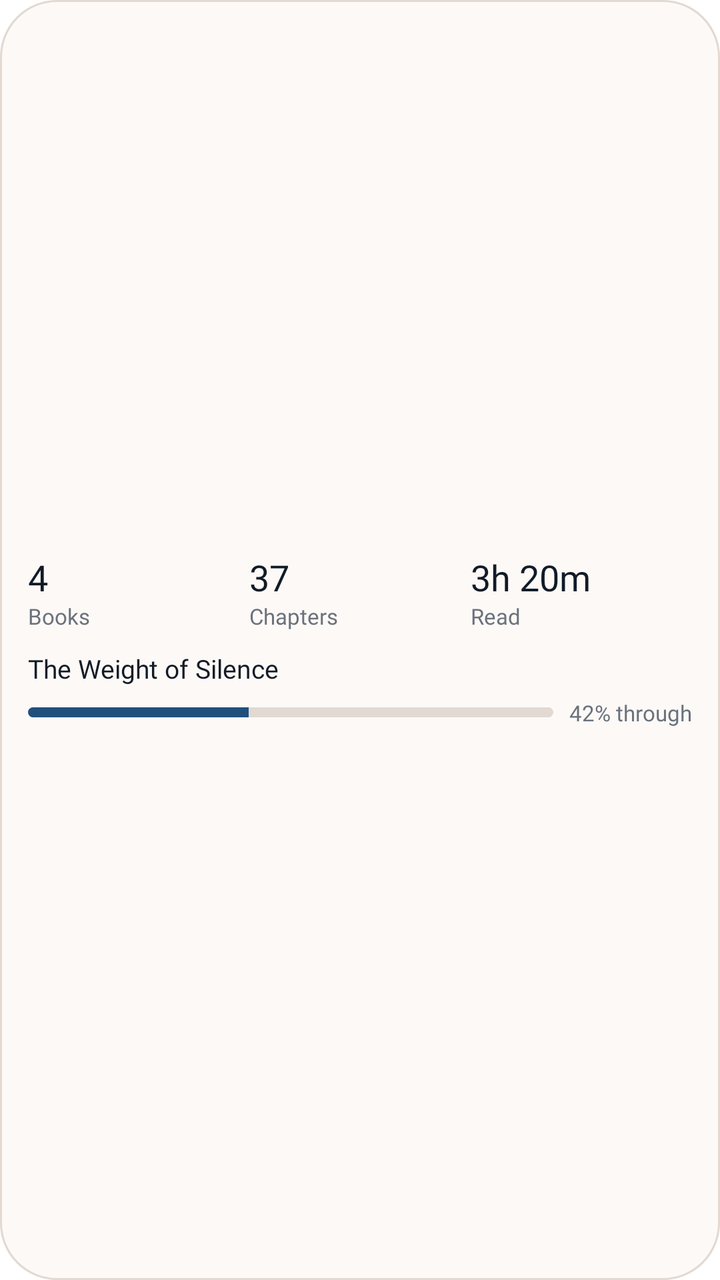
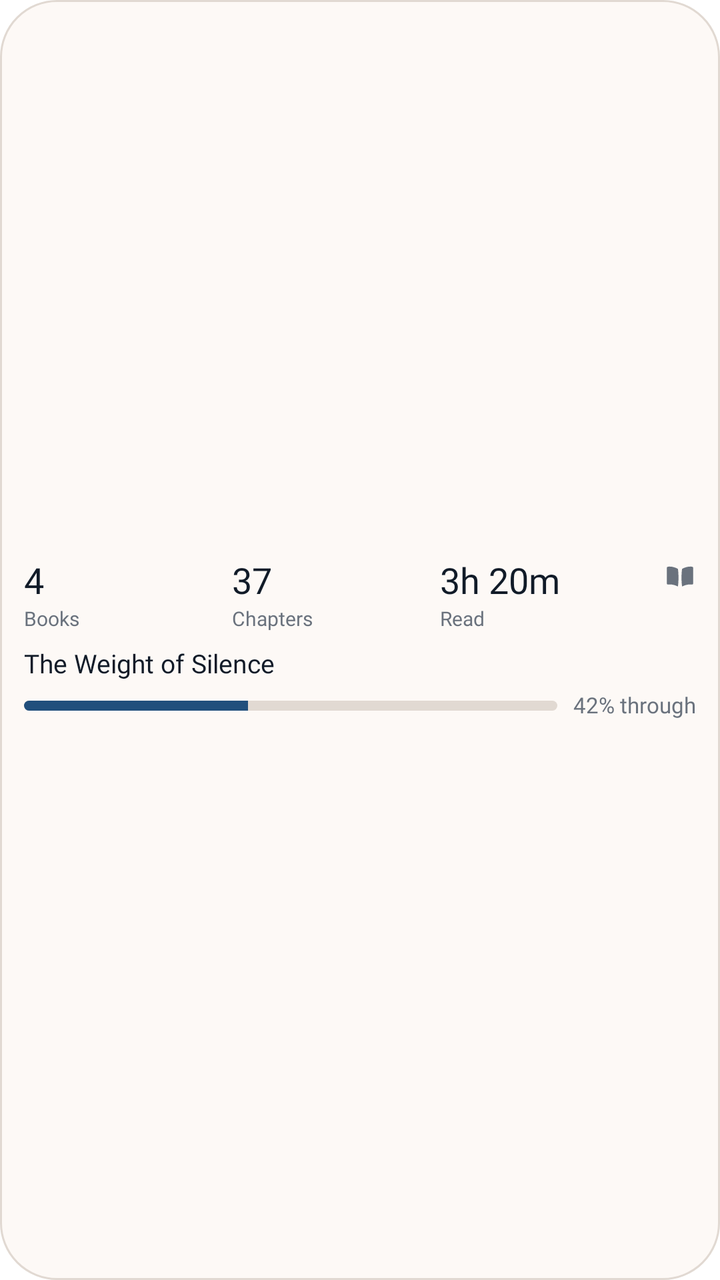

Two renders of the same Android screen: before a commit and after it. Below are the layout's source before the change and the commit's diff.
<!-- AndroidManifest.xml: application theme Theme.Folio -->
<!-- res/layout/widget_stats_preview.xml -->
<?xml version="1.0" encoding="utf-8"?>
<LinearLayout xmlns:android="http://schemas.android.com/apk/res/android"
    android:layout_width="match_parent"
    android:layout_height="match_parent"
    android:background="@drawable/widget_card"
    android:gravity="center_vertical"
    android:orientation="vertical"
    android:padding="14dp">

    <LinearLayout
        android:layout_width="match_parent"
        android:layout_height="wrap_content"
        android:baselineAligned="false"
        android:orientation="horizontal">

        <LinearLayout
            android:layout_width="0dp"
            android:layout_height="wrap_content"
            android:layout_weight="1"
            android:orientation="vertical">

            <TextView
                android:layout_width="match_parent"
                android:layout_height="wrap_content"
                android:fontFamily="@font/source_serif_regular"
                android:maxLines="1"
                android:text="4"
                android:textColor="@color/widget_ink"
                android:textSize="18sp" />

            <TextView
                android:layout_width="match_parent"
                android:layout_height="wrap_content"
                android:fontFamily="@font/work_sans_regular"
                android:maxLines="1"
                android:text="Books"
                android:textColor="@color/widget_muted"
                android:textSize="11sp" />
        </LinearLayout>

        <LinearLayout
            android:layout_width="0dp"
            android:layout_height="wrap_content"
            android:layout_weight="1"
            android:orientation="vertical">

            <TextView
                android:layout_width="match_parent"
                android:layout_height="wrap_content"
                android:fontFamily="@font/source_serif_regular"
                android:maxLines="1"
                android:text="37"
                android:textColor="@color/widget_ink"
                android:textSize="18sp" />

            <TextView
                android:layout_width="match_parent"
                android:layout_height="wrap_content"
                android:fontFamily="@font/work_sans_regular"
                android:maxLines="1"
                android:text="Chapters"
                android:textColor="@color/widget_muted"
                android:textSize="11sp" />
        </LinearLayout>

        <LinearLayout
            android:layout_width="0dp"
            android:layout_height="wrap_content"
            android:layout_weight="1"
            android:orientation="vertical">

            <TextView
                android:layout_width="match_parent"
                android:layout_height="wrap_content"
                android:fontFamily="@font/source_serif_regular"
                android:maxLines="1"
                android:text="3h 20m"
                android:textColor="@color/widget_ink"
                android:textSize="18sp" />

            <TextView
                android:layout_width="match_parent"
                android:layout_height="wrap_content"
                android:fontFamily="@font/work_sans_regular"
                android:maxLines="1"
                android:text="Read"
                android:textColor="@color/widget_muted"
                android:textSize="11sp" />
        </LinearLayout>
    </LinearLayout>

    <LinearLayout
        android:layout_width="match_parent"
        android:layout_height="wrap_content"
        android:layout_marginTop="10dp"
        android:orientation="vertical">

        <TextView
            android:layout_width="match_parent"
            android:layout_height="wrap_content"
            android:ellipsize="end"
            android:fontFamily="@font/source_serif_regular"
            android:maxLines="1"
            android:text="The Weight of Silence"
            android:textColor="@color/widget_ink"
            android:textSize="13sp" />

        <LinearLayout
            android:layout_width="match_parent"
            android:layout_height="wrap_content"
            android:layout_marginTop="6dp"
            android:baselineAligned="false"
            android:gravity="center_vertical"
            android:orientation="horizontal">

            <ProgressBar
                android:id="@+id/widget_stats_preview_progress"
                style="@android:style/Widget.ProgressBar.Horizontal"
                android:layout_width="0dp"
                android:layout_height="5dp"
                android:layout_weight="1"
                android:max="100"
                android:progress="42"
                android:progressDrawable="@drawable/widget_progress" />

            <TextView
                android:layout_width="wrap_content"
                android:layout_height="wrap_content"
                android:layout_marginStart="8dp"
                android:fontFamily="@font/work_sans_regular"
                android:maxLines="1"
                android:text="42% through"
                android:textColor="@color/widget_muted"
                android:textSize="11sp" />
        </LinearLayout>
    </LinearLayout>
</LinearLayout>
<!-- resources referenced by this layout -->
<resources>
  <color name="widget_ink">#FF111B28</color>
  <color name="widget_muted">#FF6A727D</color>
  <!-- drawable widget_card (drawable) -->
  <?xml version="1.0" encoding="utf-8"?>
  <shape xmlns:android="http://schemas.android.com/apk/res/android"
      android:shape="rectangle">
      <solid android:color="@color/widget_bg" />
      <stroke android:width="1dp" android:color="@color/widget_border" />
      <corners android:radius="@dimen/widget_corner_radius" />
  </shape>
  <!-- drawable widget_progress (drawable) -->
  <?xml version="1.0" encoding="utf-8"?>
  <layer-list xmlns:android="http://schemas.android.com/apk/res/android">
      <item android:id="@android:id/background">
          <shape android:shape="rectangle">
              <solid android:color="@color/widget_border" />
              <corners android:radius="3dp" />
          </shape>
      </item>
      <item android:id="@android:id/progress">
          <clip>
              <shape android:shape="rectangle">
                  <solid android:color="@color/widget_accent" />
                  <corners android:radius="3dp" />
              </shape>
          </clip>
      </item>
  </layer-list>
  <style name="Theme.Folio" parent="android:Theme.Material.Light.NoActionBar">
          <item name="android:windowBackground">@android:color/transparent</item>
      </style>
  <color name="widget_bg">#FFFDF9F6</color>
  <color name="widget_border">#FFE1D9D2</color>
  <dimen name="widget_corner_radius">17dp</dimen>
  <color name="widget_accent">#FF214F7C</color>
</resources>

<!-- the commit's change to res/layout/widget_stats_preview.xml (unified diff, before → after) -->
@@ -5,24 +5,26 @@
     android:background="@drawable/widget_card"
     android:gravity="center_vertical"
     android:orientation="vertical"
-    android:padding="14dp">
+    android:padding="12dp">
 
     <LinearLayout
         android:layout_width="match_parent"
-        android:layout_height="wrap_content"
+        android:layout_height="36dp"
         android:baselineAligned="false"
         android:orientation="horizontal">
 
         <LinearLayout
             android:layout_width="0dp"
-            android:layout_height="wrap_content"
+            android:layout_height="match_parent"
             android:layout_weight="1"
             android:orientation="vertical">
 
             <TextView
                 android:layout_width="match_parent"
-                android:layout_height="wrap_content"
+                android:layout_height="22dp"
                 android:fontFamily="@font/source_serif_regular"
+                android:gravity="center_vertical"
+                android:includeFontPadding="false"
                 android:maxLines="1"
                 android:text="4"
                 android:textColor="@color/widget_ink"
@@ -30,24 +32,29 @@
 
             <TextView
                 android:layout_width="match_parent"
-                android:layout_height="wrap_content"
-                android:fontFamily="@font/work_sans_regular"
+                android:layout_height="13dp"
+                android:layout_marginTop="1dp"
+                android:fontFamily="@font/work_sans_medium"
+                android:gravity="center_vertical"
+                android:includeFontPadding="false"
                 android:maxLines="1"
                 android:text="Books"
                 android:textColor="@color/widget_muted"
-                android:textSize="11sp" />
+                android:textSize="10sp" />
         </LinearLayout>
 
         <LinearLayout
             android:layout_width="0dp"
-            android:layout_height="wrap_content"
+            android:layout_height="match_parent"
             android:layout_weight="1"
             android:orientation="vertical">
 
             <TextView
                 android:layout_width="match_parent"
-                android:layout_height="wrap_content"
+                android:layout_height="22dp"
                 android:fontFamily="@font/source_serif_regular"
+                android:gravity="center_vertical"
+                android:includeFontPadding="false"
                 android:maxLines="1"
                 android:text="37"
                 android:textColor="@color/widget_ink"
@@ -55,24 +62,29 @@
 
             <TextView
                 android:layout_width="match_parent"
-                android:layout_height="wrap_content"
-                android:fontFamily="@font/work_sans_regular"
+                android:layout_height="13dp"
+                android:layout_marginTop="1dp"
+                android:fontFamily="@font/work_sans_medium"
+                android:gravity="center_vertical"
+                android:includeFontPadding="false"
                 android:maxLines="1"
                 android:text="Chapters"
                 android:textColor="@color/widget_muted"
-                android:textSize="11sp" />
+                android:textSize="10sp" />
         </LinearLayout>
 
         <LinearLayout
             android:layout_width="0dp"
-            android:layout_height="wrap_content"
+            android:layout_height="match_parent"
             android:layout_weight="1"
             android:orientation="vertical">
 
             <TextView
                 android:layout_width="match_parent"
-                android:layout_height="wrap_content"
+                android:layout_height="22dp"
                 android:fontFamily="@font/source_serif_regular"
+                android:gravity="center_vertical"
+                android:includeFontPadding="false"
                 android:maxLines="1"
                 android:text="3h 20m"
                 android:textColor="@color/widget_ink"
@@ -80,58 +92,68 @@
 
             <TextView
                 android:layout_width="match_parent"
-                android:layout_height="wrap_content"
-                android:fontFamily="@font/work_sans_regular"
+                android:layout_height="13dp"
+                android:layout_marginTop="1dp"
+                android:fontFamily="@font/work_sans_medium"
+                android:gravity="center_vertical"
+                android:includeFontPadding="false"
                 android:maxLines="1"
                 android:text="Read"
                 android:textColor="@color/widget_muted"
-                android:textSize="11sp" />
+                android:textSize="10sp" />
         </LinearLayout>
+
+        <ImageView
+            android:layout_width="16dp"
+            android:layout_height="16dp"
+            android:layout_gravity="top"
+            android:layout_marginStart="8dp"
+            android:importantForAccessibility="no"
+            android:src="@drawable/folio_mark"
+            android:tint="@color/widget_muted" />
     </LinearLayout>
+
+    <TextView
+        android:layout_width="match_parent"
+        android:layout_height="17dp"
+        android:layout_marginTop="8dp"
+        android:ellipsize="end"
+        android:fontFamily="@font/source_serif_regular"
+        android:gravity="center_vertical"
+        android:includeFontPadding="false"
+        android:maxLines="1"
+        android:text="The Weight of Silence"
+        android:textColor="@color/widget_ink"
+        android:textSize="13sp" />
 
     <LinearLayout
         android:layout_width="match_parent"
-        android:layout_height="wrap_content"
-        android:layout_marginTop="10dp"
-        android:orientation="vertical">
+        android:layout_height="14dp"
+        android:layout_marginTop="5dp"
+        android:baselineAligned="false"
+        android:gravity="center_vertical"
+        android:orientation="horizontal">
+
+        <ProgressBar
+            android:id="@+id/widget_stats_preview_progress"
+            style="@android:style/Widget.ProgressBar.Horizontal"
+            android:layout_width="0dp"
+            android:layout_height="5dp"
+            android:layout_weight="1"
+            android:max="100"
+            android:progress="42"
+            android:progressDrawable="@drawable/widget_progress" />
 
         <TextView
-            android:layout_width="match_parent"
-            android:layout_height="wrap_content"
-            android:ellipsize="end"
-            android:fontFamily="@font/source_serif_regular"
+            android:layout_width="wrap_content"
+            android:layout_height="14dp"
+            android:layout_marginStart="8dp"
+            android:fontFamily="@font/work_sans_regular"
+            android:gravity="center_vertical"
+            android:includeFontPadding="false"
             android:maxLines="1"
-            android:text="The Weight of Silence"
-            android:textColor="@color/widget_ink"
-            android:textSize="13sp" />
-
-        <LinearLayout
-            android:layout_width="match_parent"
-            android:layout_height="wrap_content"
-            android:layout_marginTop="6dp"
-            android:baselineAligned="false"
-            android:gravity="center_vertical"
-            android:orientation="horizontal">
-
-            <ProgressBar
-                android:id="@+id/widget_stats_preview_progress"
-                style="@android:style/Widget.ProgressBar.Horizontal"
-                android:layout_width="0dp"
-                android:layout_height="5dp"
-                android:layout_weight="1"
-                android:max="100"
-                android:progress="42"
-                android:progressDrawable="@drawable/widget_progress" />
-
-            <TextView
-                android:layout_width="wrap_content"
-                android:layout_height="wrap_content"
-                android:layout_marginStart="8dp"
-                android:fontFamily="@font/work_sans_regular"
-                android:maxLines="1"
-                android:text="42% through"
-                android:textColor="@color/widget_muted"
-                android:textSize="11sp" />
-        </LinearLayout>
+            android:text="42% through"
+            android:textColor="@color/widget_muted"
+            android:textSize="11sp" />
     </LinearLayout>
 </LinearLayout>
<!-- resource entries referenced after the edit -->
@@ -2,6 +2,38 @@
 <resources>
   <color name="widget_ink">#FF111B28</color>
   <color name="widget_muted">#FF6A727D</color>
+  <!-- drawable folio_mark (drawable) -->
+  <?xml version="1.0" encoding="utf-8"?>
+  <vector xmlns:android="http://schemas.android.com/apk/res/android"
+      android:width="24dp"
+      android:height="24dp"
+      android:viewportWidth="24"
+      android:viewportHeight="24">
+  
+      
+      <path
+          android:fillColor="#FFFFFFFF"
+          android:pathData="M10.4 6.6
+              C 8.0 5.3, 5.2 4.7, 3.0 5.0
+              C 2.5 5.1, 2.1 5.5, 2.1 6.0
+              L 2.1 17.5
+              C 2.1 18.1, 2.6 18.5, 3.1 18.4
+              C 5.3 18.1, 8.1 18.6, 10.4 19.9
+              C 11.0 17.1, 11.0 9.4, 10.4 6.6
+              Z" />
+  
+      
+      <path
+          android:fillColor="#FFFFFFFF"
+          android:pathData="M13.6 6.6
+              C 16.0 5.3, 18.8 4.7, 21.0 5.0
+              C 21.5 5.1, 21.9 5.5, 21.9 6.0
+              L 21.9 17.5
+              C 21.9 18.1, 21.4 18.5, 20.9 18.4
+              C 18.7 18.1, 15.9 18.6, 13.6 19.9
+              C 13.0 17.1, 13.0 9.4, 13.6 6.6
+              Z" />
+  </vector>
   <!-- drawable widget_card (drawable) -->
   <?xml version="1.0" encoding="utf-8"?>
   <shape xmlns:android="http://schemas.android.com/apk/res/android"
